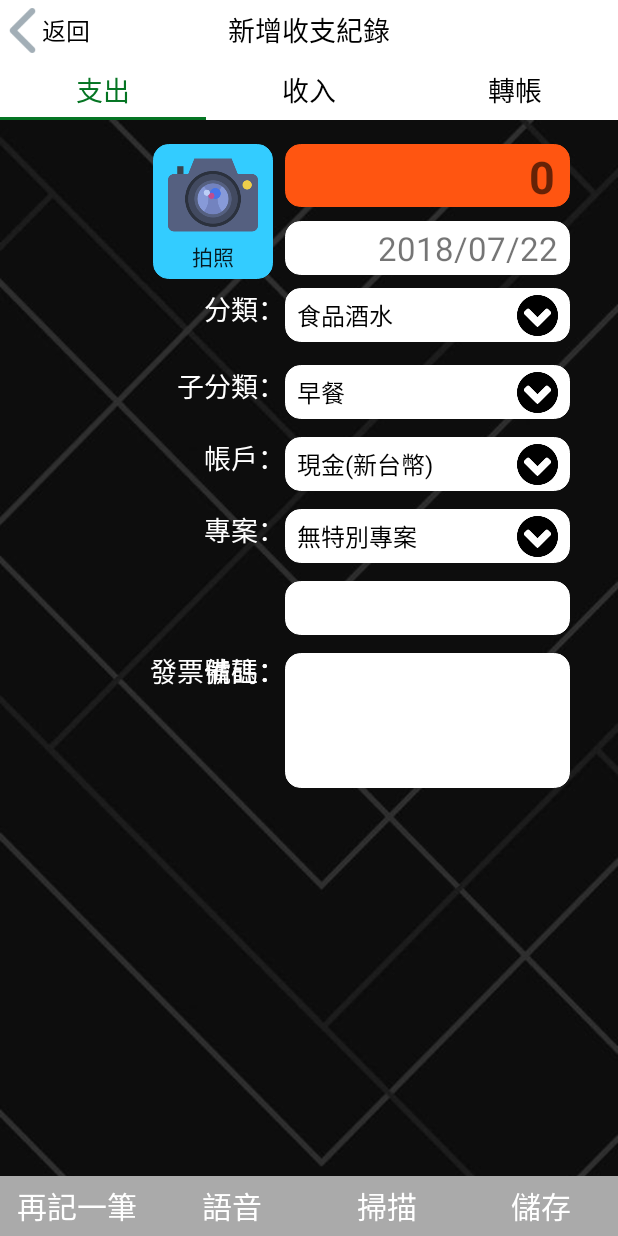
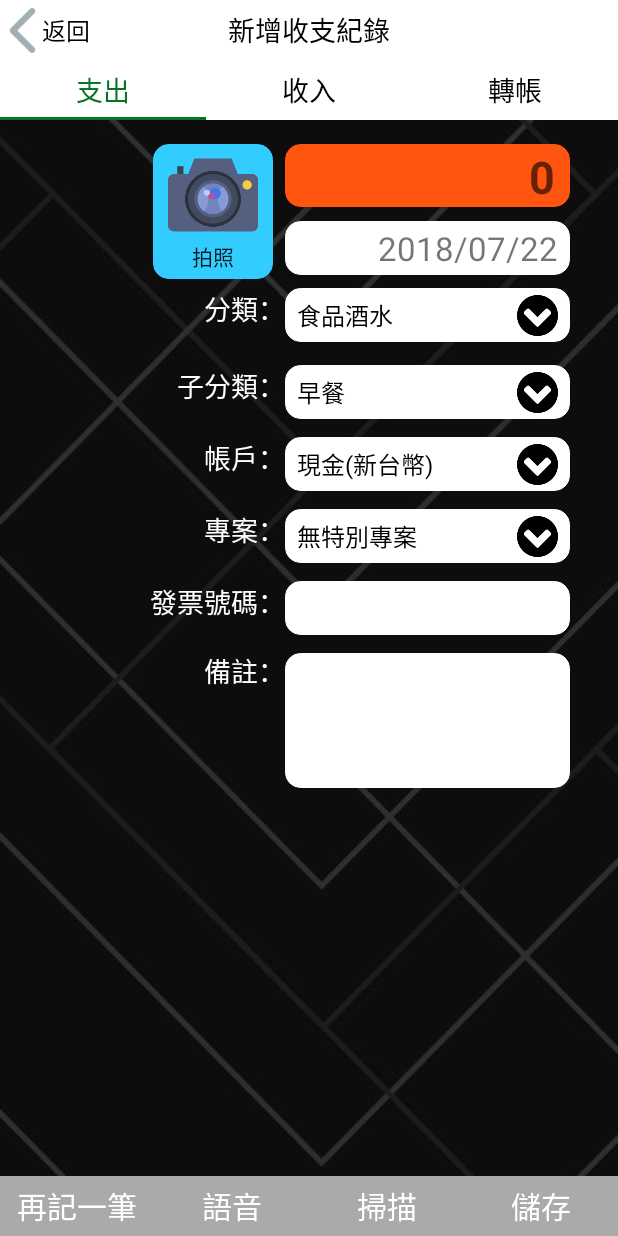
Before and after one commit to riotonchen/AndroidProject, an Android app: the screen it shows after launch (AccountingActivity), after a tap on "記一筆", on a phone screen of 412 x 824 dp. Run offline under Robolectric (Android 15) with nearby library versions, the light colour scheme and no system bars; libraries missing offline, so code that uses them is left out: com.google.zxing.integration.

Commit message:
07221936

```diff
--- a/app/src/main/java/com/example/admin/project/DBHelper.java
+++ b/app/src/main/java/com/example/admin/project/DBHelper.java
@@ -57,12 +57,17 @@ public class DBHelper extends SQLiteOpenHelper {
         db.execSQL(CREATE_TABLE_mbr_membertype);
 
         final String CREATE_TABLE_mbr_member = "CREATE TABLE IF NOT EXISTS " + TABLE_NAME_MEMBER +
-                "(_id INTEGER PRIMARY KEY AUTOINCREMENT ," +
-                "name NVARCHAR(32)," +
-                "nickname NVARCHAR(20)," +
-                "email VARCHAR(100)," +
-                "password VARCAHR(30)," +
-                "renew_time DATETIME)";
+                "(id INTEGER PRIMARY KEY AUTOINCREMENT ," +
+                "account VARCHAR(50)," +
+                "identifier VARCHAR(22)," +
+                "membertype_id TINYINT(1)," +
+                "name VARCHAR(20)," +
+                "nickname VARCHAR(20)," +
+                "password VARCAHR(128)," +
+                "localpicture VARCAHR(64)," +
+                "dbpicture VARCAHR(64)," +
+                "renew_time TIMESTAMP(4))";
+
         db.execSQL(CREATE_TABLE_mbr_member);
 
         final String CREATE_TABLE_mbr_friendship = "CREATE TABLE IF NOT EXISTS " + TABLE_NAME_FRIENDSHIP +
--- a/app/src/main/java/com/example/admin/project/ExpendFragment.java
+++ b/app/src/main/java/com/example/admin/project/ExpendFragment.java
@@ -74,7 +74,7 @@ public class ExpendFragment extends Fragment {
         photoshoot2 = view.findViewById(R.id.button12);
         money = view.findViewById(R.id.txvExpenseMoney);
         txvDate =  view.findViewById(R.id.txvDate);
-        number =  view.findViewById(R.id.remark);
+        number =  view.findViewById(R.id.number);
         remark =  view.findViewById(R.id.remark);
         final Spinner spnSort = view.findViewById(R.id.spnSort);
         final Spinner spnSubSort = view.findViewById(R.id.spnSourceAccount);
--- a/app/src/main/java/com/example/admin/project/IncomeFragment.java
+++ b/app/src/main/java/com/example/admin/project/IncomeFragment.java
@@ -60,7 +60,7 @@ public class IncomeFragment extends Fragment {
         photoshoot2 = view.findViewById(R.id.button12);
         money = view.findViewById(R.id.txtIncomeMoney);
         txvDate =  view.findViewById(R.id.txvDate);
-        number =  view.findViewById(R.id.remark);
+        number =  view.findViewById(R.id.number);
         remark =  view.findViewById(R.id.remark);
         //today = getActivity().getIntent().getExtras().getString("today");
         btnTab =  view.findViewById(R.id.btnTab);
--- a/app/src/main/java/com/example/admin/project/MainActivity.java
+++ b/app/src/main/java/com/example/admin/project/MainActivity.java
@@ -10,8 +10,11 @@ import android.os.Bundle;
 import android.util.Log;
 import android.support.design.widget.TabLayout;
 import android.view.View;
+import android.widget.Button;
+import android.widget.Toast;
 
 import java.text.SimpleDateFormat;
+import java.util.ArrayList;
 import java.util.Calendar;
 import java.util.Locale;
 
@@ -22,6 +25,7 @@ public class MainActivity extends AppCompatActivity {
     private ViewPager mViewPager;
     private SQLiteDatabase db;
     private final String DB_NAME = "MYLOCALDB";
+    private Button btnHead;
     //嚴禁 'Y'
     //private SimpleDateFormat yyyymmdd  =  new SimpleDateFormat ("YYYY-MM-DD", Locale.TAIWAN);
     Calendar datetime = Calendar.getInstance(Locale.TAIWAN);
@@ -32,6 +36,7 @@ public class MainActivity extends AppCompatActivity {
         super.onCreate(savedInstanceState);
         setContentView(R.layout.activity_main);
         Log.d(TAG, "onCreate: Starting.");
+        btnHead=(Button)findViewById(R.id.btnHead);
 
         mSectionsPageAdapter = new SectionsPagerAdapter(getSupportFragmentManager());
         mViewPager = (ViewPager) findViewById(R.id.container);
@@ -45,7 +50,35 @@ public class MainActivity extends AppCompatActivity {
             editor.putBoolean("isFirst", false);
             editor.commit();
         }
+
+        DBHelper DH = new DBHelper(this);
+        db = DH.getReadableDatabase();
+        ArrayList<String> arraylist=new ArrayList<>();
+        String sqlCmd ="SELECT * FROM mbr_member WHERE id=1";
+        Cursor C=db.rawQuery(sqlCmd,null);
+        final String name;
+        int rowCount=C.getCount();
+        if(rowCount!=0){
+            C.moveToFirst();
+            for(int i=0;i<rowCount;i++){
+                arraylist.add(C.getString(4));
+                arraylist.add(C.getString(5));
+                C.moveToNext();
+            }
+            C.close();
+        }
+        name ="歡迎您"+arraylist.get(0)+"("+arraylist.get(1)+")";
+        btnHead.setOnClickListener(new View.OnClickListener() {//點擊頭像
+            @Override
+            public void onClick(View view) {
+
+                Toast.makeText(MainActivity.this, name, Toast.LENGTH_SHORT).show();
+            }
+        });
+        db.close();
+
     }
+
 
     private void setupViewPager(ViewPager viewPager) {
         SectionsPagerAdapter adapter = new SectionsPagerAdapter(getSupportFragmentManager());
@@ -86,8 +119,8 @@ public class MainActivity extends AppCompatActivity {
         AddData(TB_NAME, col, data);
         //新增mbr_member資料
         TB_NAME = "mbr_member";
-        col = new String[]{"name", "nickname", "email", "password", "renew_time"};
-        data = new String[]{"王小明", "小明", "A1234567@pccu.edu.tw", "pwd123", datetime.getTime().toString()};
+        col = new String[]{ "account",          "identifier",          "membertype_id",  "name",   "nickname", "password",  "localpicture",           "dbpicture"};
+        data = new String[]{"a123@gmail.com", "668292110191597",  "1",               "王大明", "Avalon",   "p4545487", "images/usr/pic001.jpg", "images/usr/pic020.jpg",};
         AddData(TB_NAME, col, data);
         //新增sys_sort資料
         TB_NAME = "sys_sort";
@@ -227,4 +260,5 @@ public class MainActivity extends AppCompatActivity {
             db.insert(tableName, null, cv);
         }
     }
+
 }
--- a/app/src/main/res/layout/activity_main.xml
+++ b/app/src/main/res/layout/activity_main.xml
@@ -21,7 +21,7 @@
             android:background="@android:color/background_light">
 
             <Button
-                android:id="@+id/button8"
+                android:id="@+id/btnHead"
                 android:layout_width="40dp"
                 android:layout_height="30dp"
                 android:layout_marginStart="16dp"
--- a/app/src/main/res/layout/expense_fragment.xml
+++ b/app/src/main/res/layout/expense_fragment.xml
@@ -121,7 +121,7 @@
         app:layout_constraintVertical_bias="0.0" />
 
     <EditText
-        android:id="@+id/remark"
+        android:id="@+id/number"
         android:layout_width="190dp"
         android:layout_height="36dp"
         android:layout_marginBottom="8dp"
@@ -194,19 +194,6 @@
         app:layout_constraintVertical_bias="0.0" />
 
     <TextView
-        android:id="@+id/txvExpenseBalance"
-        android:layout_width="130dp"
-        android:layout_height="36dp"
-        android:gravity="right"
-        android:text="發票號碼："
-        android:textColor="@android:color/background_light"
-        android:textSize="18sp"
-        app:layout_constraintBaseline_toBaselineOf="@+id/remark"
-        app:layout_constraintEnd_toStartOf="@+id/remark"
-        app:layout_constraintHorizontal_bias="1.0"
-        app:layout_constraintStart_toStartOf="parent" />
-
-    <TextView
         android:id="@+id/textView20"
         android:layout_width="100dp"
         android:layout_height="36dp"
@@ -243,6 +230,21 @@
         app:layout_constraintVertical_bias="0.0" />
 
     <TextView
+        android:id="@+id/txvExpenseBalance"
+        android:layout_width="103dp"
+        android:layout_height="36dp"
+        android:layout_marginStart="32dp"
+        android:layout_marginTop="307dp"
+        android:gravity="right"
+        android:text="發票號碼："
+        android:textColor="@android:color/background_light"
+        android:textSize="18sp"
+        app:layout_constraintEnd_toStartOf="@+id/remark"
+        app:layout_constraintHorizontal_bias="1.0"
+        app:layout_constraintStart_toStartOf="parent"
+        app:layout_constraintTop_toTopOf="parent" />
+
+    <TextView
         android:id="@+id/textView18"
         android:layout_width="100dp"
         android:layout_height="36dp"
@@ -257,6 +259,7 @@
         app:layout_constraintStart_toStartOf="parent" />
 
     <LinearLayout
+        android:id="@+id/linearLayout2"
         android:layout_width="fill_parent"
         android:layout_height="wrap_content"
         android:background="@android:color/darker_gray"
--- a/app/src/main/res/layout/income_fragment.xml
+++ b/app/src/main/res/layout/income_fragment.xml
@@ -113,7 +113,7 @@
         app:layout_constraintVertical_bias="0.0" />
 
     <EditText
-        android:id="@+id/remark"
+        android:id="@+id/number"
         android:layout_width="190dp"
         android:layout_height="36dp"
         android:layout_marginBottom="8dp"
@@ -189,16 +189,17 @@
     <TextView
         android:id="@+id/txvExpenseBalance"
         android:layout_width="130dp"
-        android:layout_height="36dp"
+        android:layout_height="34dp"
+        android:layout_marginEnd="24dp"
         android:layout_marginStart="32dp"
+        android:layout_marginTop="307dp"
         android:gravity="right"
         android:text="發票號碼："
         android:textColor="@android:color/background_light"
         android:textSize="18sp"
-        app:layout_constraintBaseline_toBaselineOf="@+id/remark"
         app:layout_constraintEnd_toStartOf="@+id/remark"
-        app:layout_constraintHorizontal_bias="0.0"
-        app:layout_constraintStart_toStartOf="parent" />
+        app:layout_constraintStart_toStartOf="parent"
+        app:layout_constraintTop_toTopOf="parent" />
 
     <TextView
         android:id="@+id/textView20"
```
